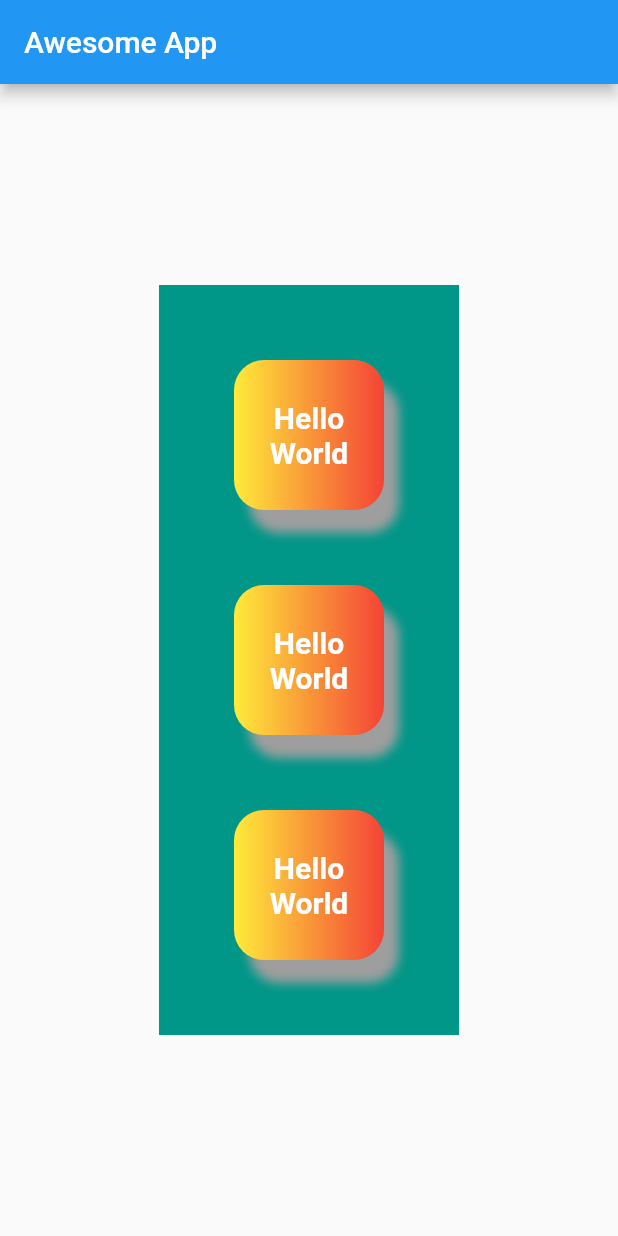
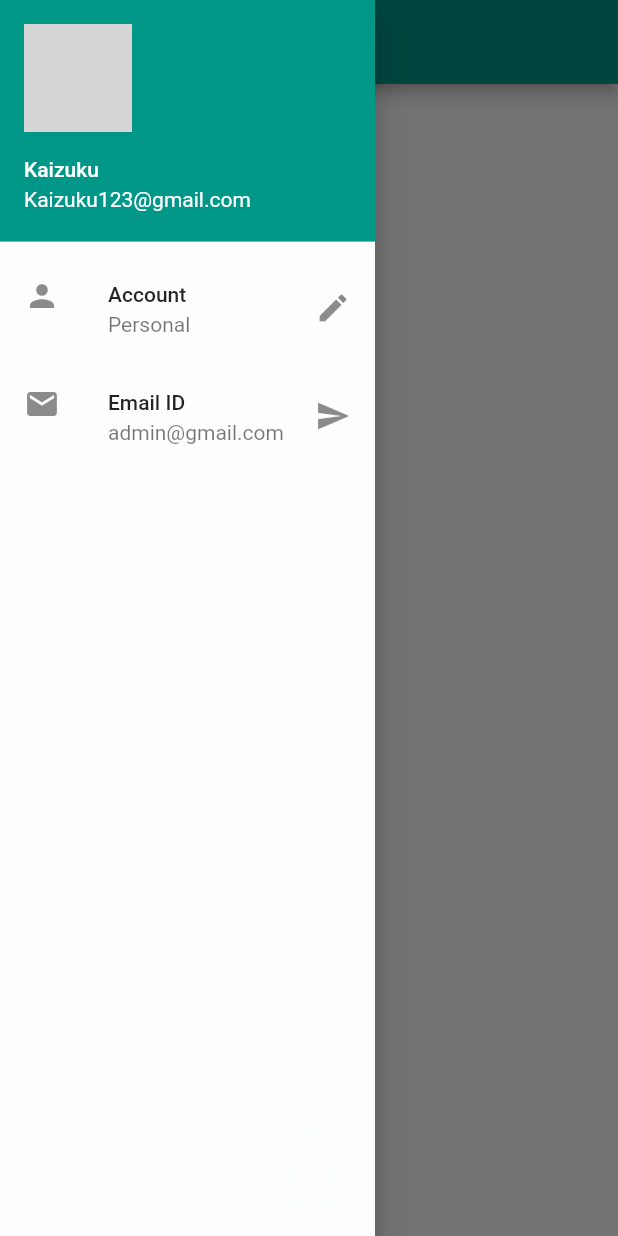
Before and after one commit to Yunus7722/Flutter_Practice, a Flutter app: the screen it shows after launch, with the side drawer open (before the commit the screen has no drawer), on a phone screen of 412 x 824 dp. Run offline on Flutter 3.47's test engine with Material 2 defaults, Android fonts, the phone set to English and light mode, and no system bars; network calls fail; grey boxes are pictures that could not be loaded.

Commit message:
chapter 2 First Commit

```diff
--- a/lib/main.dart
+++ b/lib/main.dart
@@ -1,7 +1,15 @@
 import 'package:flutter/material.dart';
 
 void main() {
-  runApp(MaterialApp(title: "Awesome App", home: HomePage()));
+  runApp(
+    MaterialApp(
+      title: "Awesome App",
+      home: HomePage(),
+      theme: ThemeData(
+        primarySwatch: Colors.teal,
+      ),
+    ),
+  );
 }
 
 class HomePage extends StatelessWidget {
@@ -11,130 +19,51 @@ class HomePage extends StatelessWidget {
       appBar: AppBar(
         title: Text("Awesome App"),
       ),
-      body: Align(
-        alignment: Alignment.center,
-        child: Container(
-          // alignment: Alignment.center,
-          child: Padding(
-            padding: const EdgeInsets.all(10),
-            child: Container(
-              // width: MediaQuery.of(context).size.width,
-              // height: MediaQuery.of(context).size.height,
-               width:200,
-              height: 500,
-              color: Colors.teal,
+      body: Container(child: Container()),
+      floatingActionButtonLocation: FloatingActionButtonLocation.centerFloat,
+      floatingActionButton: FloatingActionButton(
+        onPressed: () {},
+        backgroundColor: Color.fromARGB(167, 5, 223, 223),
+        child: Icon(Icons.add_a_photo),
+        // mini: true,
+      ),
+      drawer: Drawer(
+          backgroundColor: Color.fromARGB(253, 255, 255, 255),
+          width: 250,
+          // shape: CircleBorder(),
+          elevation: 10,
+          child: ListView(
+            padding: EdgeInsets.all(0),
+            children: <Widget>[
+              /*Custom Drawer Header*/
+              // DrawerHeader(child: Text("Hello World ",style:   TextStyle(
+              //   color: Colors.white,fontSize: 25
+              // ),),
 
-
-
-              child: Column(
-                mainAxisAlignment: MainAxisAlignment.spaceEvenly,
-                crossAxisAlignment: CrossAxisAlignment.center,
-
-
-                children: <Widget>[
-                  Container(
-                padding: const EdgeInsets.all(8),
-                alignment: Alignment.center,
-                decoration: BoxDecoration(
-
-                //  color: Colors.teal,
-                gradient: LinearGradient(colors: [Colors.yellow, Colors.red]),
-                //  shape: BoxShape.circle,
-                borderRadius: BorderRadius.all(Radius.circular(20)),
-                boxShadow: [
-                  BoxShadow(
-                    color: Colors.grey,
-                    blurRadius: 5,
-                    offset: Offset(10, 15),
-                    // spreadRadius: 10
-                  )
-                ]),
-
-                child: Text(
-              "Hello World",
-              textAlign: TextAlign.center,
-              style: TextStyle(
-                color: Colors.white,
-                fontSize: 20,
-                fontWeight: FontWeight.bold
+              // decoration: BoxDecoration(color: Colors.teal[600]),),
+              UserAccountsDrawerHeader(
+                accountName: Text("Kaizuku"),
+                accountEmail: Text("Kaizuku123@gmail.com"),
+                // currentAccountPicture: Image.network(
+                //     "https://lh3.googleusercontent.com/Ryg5ih-fOWbpEGDpbJYJz5RTq3_28Tvo2h3JQRCdiz16lw5ghitDMN6hcWA57g0d6_8VOqQYcCemRBOfZGQA64ZKkFOn71zuF1LDsXwCh4ywF-_z6VqxbBqmbQvK_-PWfZcztxDd1WDTEEUHX6GdP60"),
+                currentAccountPicture: CircleAvatar(
+                  backgroundImage: NetworkImage("https://lh3.googleusercontent.com/Ryg5ih-fOWbpEGDpbJYJz5RTq3_28Tvo2h3JQRCdiz16lw5ghitDMN6hcWA57g0d6_8VOqQYcCemRBOfZGQA64ZKkFOn71zuF1LDsXwCh4ywF-_z6VqxbBqmbQvK_-PWfZcztxDd1WDTEEUHX6GdP60"),
+                ),
               ),
-                ),
-
-                //  color: Colors.yellow,
-                width: 100,
-                height: 100,
+              ListTile(
+                leading: Icon(Icons.person),
+                title: Text("Account"),
+                subtitle: Text("Personal"),
+                trailing: Icon(Icons.edit),
               ),
-              Container(
-                padding: const EdgeInsets.all(8),
-                alignment: Alignment.center,
-                decoration: BoxDecoration(
-
-                //  color: Colors.teal,
-                gradient: LinearGradient(colors: [Colors.yellow, Colors.red]),
-                //  shape: BoxShape.circle,
-                borderRadius: BorderRadius.all(Radius.circular(20)),
-                boxShadow: [
-                  BoxShadow(
-                    color: Colors.grey,
-                    blurRadius: 5,
-                    offset: Offset(10, 15),
-                    // spreadRadius: 10
-                  )
-                ]),
-
-                child: Text(
-              "Hello World",
-              textAlign: TextAlign.center,
-              style: TextStyle(
-                color: Colors.white,
-                fontSize: 20,
-                fontWeight: FontWeight.bold
-              ),
-                ),
-
-                //  color: Colors.yellow,
-                width: 100,
-                height: 100,
-              ),
-              Container(
-                padding: const EdgeInsets.all(8),
-                alignment: Alignment.center,
-                decoration: BoxDecoration(
-
-                //  color: Colors.teal,
-                gradient: LinearGradient(colors: [Colors.yellow, Colors.red]),
-                //  shape: BoxShape.circle,
-                borderRadius: BorderRadius.all(Radius.circular(20)),
-                boxShadow: [
-                  BoxShadow(
-                    color: Colors.grey,
-                    blurRadius: 5,
-                    offset: Offset(10, 15),
-                    // spreadRadius: 10
-                  )
-                ]),
-
-                child: Text(
-              "Hello World",
-              textAlign: TextAlign.center,
-              style: TextStyle(
-                color: Colors.white,
-                fontSize: 20,
-                fontWeight: FontWeight.bold
-              ),
-                ),
-
-                //  color: Colors.yellow,
-                width: 100,
-                height: 100,
-              ),
-
-                ],
-              ),
-            ),
-          ),
-        ),
-      ),
+              ListTile(
+                leading: Icon(Icons.email),
+                title: Text("Email ID"),
+                subtitle: Text("admin@gmail.com"),
+                trailing: Icon(Icons.send),
+              )
+            ],
+          )),
     );
   }
 }
--- a/pubspec.yaml
+++ b/pubspec.yaml
@@ -30,6 +30,7 @@ environment:
 dependencies:
   flutter:
     sdk: flutter
+  cached_network_image: ^3.2.3
 
 
   # The following adds the Cupertino Icons font to your application.
```
Also changed, not shown: pubspec.lock, 1 other file.
